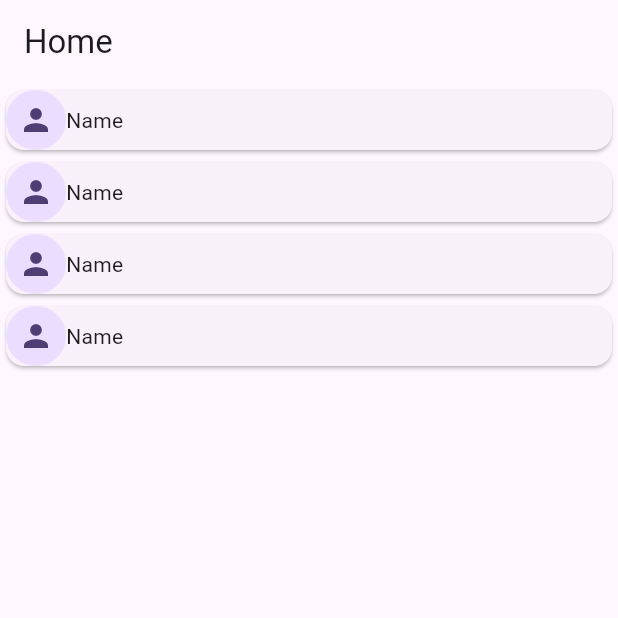
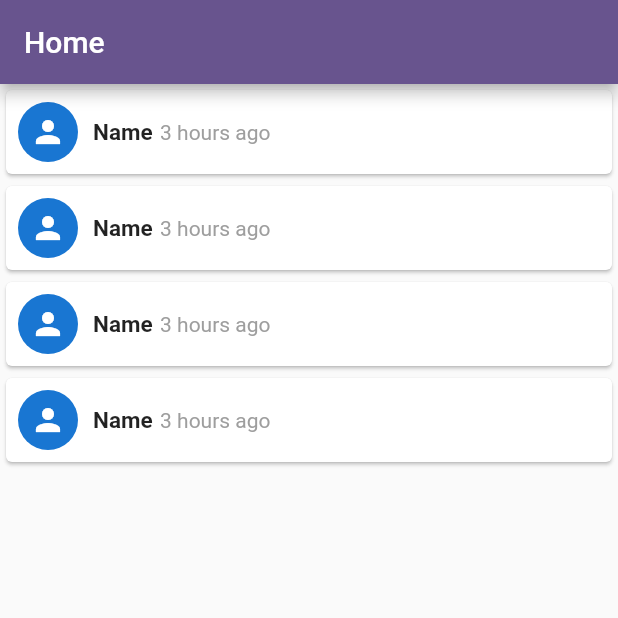
Before and after one commit to shefeek-nectar/feed-management, a Flutter app: the screen it shows after launch, on a phone screen of 412 x 824 dp, the top half of it. Run offline on Flutter 3.47's test engine with Material 3 defaults, Android fonts, the phone set to English and light mode, and no system bars.

Commit message:
added screen id

```diff
--- a/example/lib/main.dart
+++ b/example/lib/main.dart
@@ -30,7 +30,7 @@ class MyApp extends StatelessWidget {
         // This works for code too, not just values: Most code changes can be
         // tested with just a hot reload.
         colorScheme: ColorScheme.fromSeed(seedColor: Colors.deepPurple),
-        useMaterial3: true,
+        useMaterial3: false,
       ),
       debugShowCheckedModeBanner: false,
       home: const HomeScreen(),
--- a/lib/screens/home_screen.dart
+++ b/lib/screens/home_screen.dart
@@ -2,6 +2,8 @@ import 'package:flutter/material.dart';
 
 class HomeScreen extends StatelessWidget {
   const HomeScreen({super.key});
+
+  final String id = "homeScreen";
 
   @override
   Widget build(BuildContext context) {
@@ -13,6 +15,8 @@ class HomeScreen extends StatelessWidget {
         itemCount: 4,
         itemBuilder: (context, index) {
           return const Card(
+            child: Padding(
+              padding: EdgeInsets.all(8.0),
               child: Column(
                 children: [
                   Row(
@@ -20,16 +24,31 @@ class HomeScreen extends StatelessWidget {
                       CircleAvatar(
                         child: Icon(Icons.person),
                       ),
-
-                    Column(children: [
-
-                      Text("Name"),
-
-
-                    ],)
+                      SizedBox(
+                        width: 10,
+                      ),
+                      Row(
+                        children: [
+                          Text(
+                            "Name",
+                            style: TextStyle(
+                              fontSize: 15,
+                              fontWeight: FontWeight.bold,
+                            ),
+                          ),
+                          SizedBox(
+                            width: 5,
+                          ),
+                          Text(
+                            "3 hours ago",
+                            style: TextStyle(color: Colors.grey),
+                          ),
                         ],
                       )
                     ],
+                  )
+                ],
+              ),
             ),
           );
         },
```
Also changed, not shown: assets/Benz Actros.jpeg (added). Lines whose indentation alone changed are shown as unchanged.
